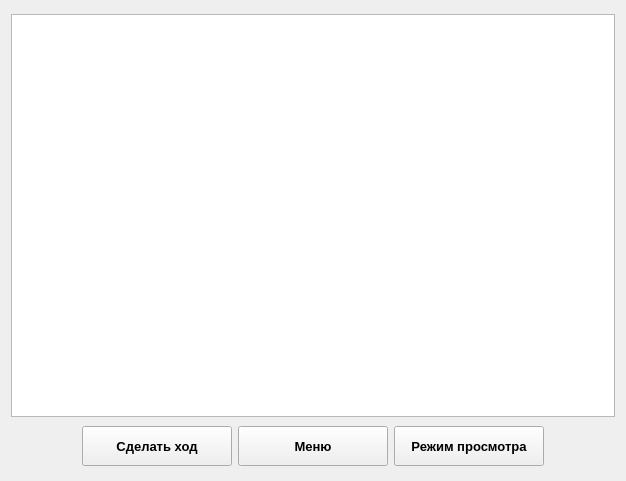
Before: the Qt Designer form mainwindow.ui in hvorovk/anthill_simulator, drawn with Qt 5.
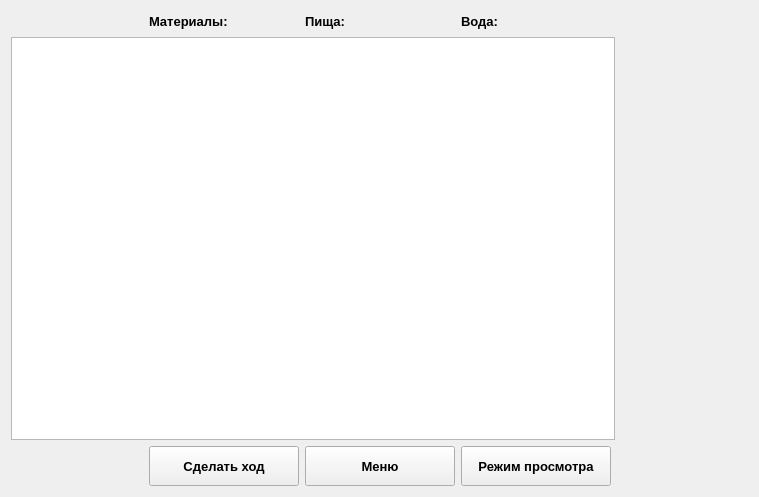
After: the same form once the commit is applied. Icons and pictures are not drawn.

Diff of the .ui file:
```diff
--- a/mainwindow.ui
+++ b/mainwindow.ui
@@ -6,8 +6,8 @@
    <rect>
     <x>0</x>
     <y>0</y>
-    <width>622</width>
-    <height>481</height>
+    <width>759</width>
+    <height>487</height>
    </rect>
   </property>
   <property name="windowTitle">
@@ -23,23 +23,130 @@
      <layout class="QHBoxLayout" name="horizontalLayout_2"/>
     </item>
     <item>
-     <layout class="QHBoxLayout" name="horizontalLayout_3"/>
+     <layout class="QHBoxLayout" name="horizontalLayout_3">
+      <item>
+       <spacer name="horizontalSpacer_3">
+        <property name="orientation">
+         <enum>Qt::Horizontal</enum>
+        </property>
+        <property name="sizeHint" stdset="0">
+         <size>
+          <width>40</width>
+          <height>20</height>
+         </size>
+        </property>
+       </spacer>
+      </item>
+      <item>
+       <widget class="QLabel" name="mater">
+        <property name="minimumSize">
+         <size>
+          <width>150</width>
+          <height>0</height>
+         </size>
+        </property>
+        <property name="font">
+         <font>
+          <family>Arial</family>
+          <pointsize>10</pointsize>
+          <weight>75</weight>
+          <bold>true</bold>
+         </font>
+        </property>
+        <property name="text">
+         <string>Материалы:</string>
+        </property>
+       </widget>
+      </item>
+      <item>
+       <widget class="QLabel" name="food">
+        <property name="minimumSize">
+         <size>
+          <width>150</width>
+          <height>0</height>
+         </size>
+        </property>
+        <property name="font">
+         <font>
+          <family>Arial</family>
+          <pointsize>10</pointsize>
+          <weight>75</weight>
+          <bold>true</bold>
+         </font>
+        </property>
+        <property name="text">
+         <string>Пища:</string>
+        </property>
+       </widget>
+      </item>
+      <item>
+       <widget class="QLabel" name="water">
+        <property name="minimumSize">
+         <size>
+          <width>150</width>
+          <height>0</height>
+         </size>
+        </property>
+        <property name="font">
+         <font>
+          <family>Arial</family>
+          <pointsize>10</pointsize>
+          <weight>75</weight>
+          <bold>true</bold>
+         </font>
+        </property>
+        <property name="text">
+         <string>Вода:</string>
+        </property>
+       </widget>
+      </item>
+      <item>
+       <spacer name="horizontalSpacer_4">
+        <property name="orientation">
+         <enum>Qt::Horizontal</enum>
+        </property>
+        <property name="sizeHint" stdset="0">
+         <size>
+          <width>40</width>
+          <height>20</height>
+         </size>
+        </property>
+       </spacer>
+      </item>
+     </layout>
     </item>
     <item>
-     <widget class="QGraphicsView" name="generalScene">
-      <property name="minimumSize">
-       <size>
-        <width>604</width>
-        <height>403</height>
-       </size>
-      </property>
-      <property name="maximumSize">
-       <size>
-        <width>604</width>
-        <height>403</height>
-       </size>
-      </property>
-     </widget>
+     <layout class="QHBoxLayout" name="horizontalLayout_4">
+      <item>
+       <widget class="QGraphicsView" name="generalScene">
+        <property name="minimumSize">
+         <size>
+          <width>604</width>
+          <height>403</height>
+         </size>
+        </property>
+        <property name="maximumSize">
+         <size>
+          <width>604</width>
+          <height>403</height>
+         </size>
+        </property>
+       </widget>
+      </item>
+      <item>
+       <widget class="QLabel" name="info">
+        <property name="font">
+         <font>
+          <family>Arial</family>
+          <pointsize>9</pointsize>
+         </font>
+        </property>
+        <property name="text">
+         <string/>
+        </property>
+       </widget>
+      </item>
+     </layout>
     </item>
     <item>
      <layout class="QHBoxLayout" name="horizontalLayout">
```
Left out of the diff: 2 changed lines with no effect on the pictures.
